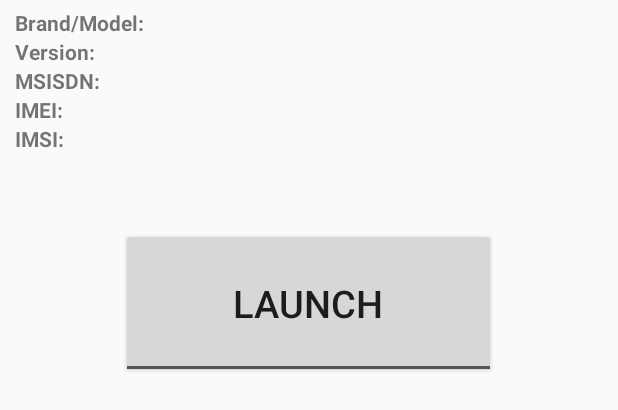
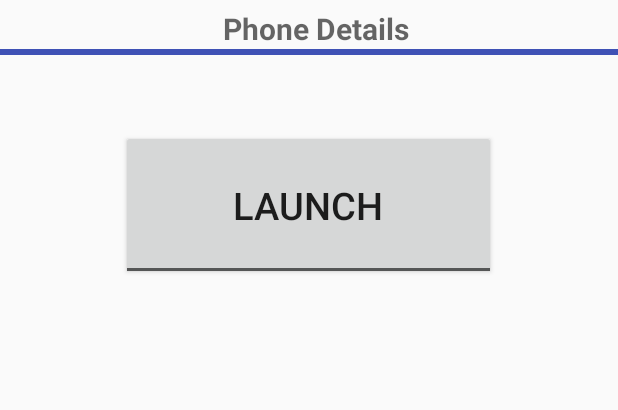
Before and after one commit to valmas/Logger, an Android app: the layout content_main.xml on its own in the app's theme, with its tools: preview values and no code run, on a phone screen of 412 x 824 dp. Shown: the top 410 px of the screen. Run offline under Robolectric (Android 15) with nearby library versions, the phone set to English and light mode, and no system bars.

```diff
--- /dev/null
+++ b/app/src/main/res/drawable/border.xml
@@ -0,0 +1,6 @@
+<?xml version="1.0" encoding="utf-8"?>
+<shape xmlns:android="http://schemas.android.com/apk/res/android"
+    android:shape="rectangle">
+    <padding android:bottom="4dp"/>
+    <solid android:color="@color/colorPrimary"/>
+</shape>
--- /dev/null
+++ b/app/src/main/res/drawable/border_thin.xml
@@ -0,0 +1,6 @@
+<?xml version="1.0" encoding="utf-8"?>
+<shape xmlns:android="http://schemas.android.com/apk/res/android"
+    android:shape="rectangle">
+    <padding android:bottom="2dp"/>
+    <solid android:color="@color/colorPrimary"/>
+</shape>
--- a/app/src/main/res/layout/content_main.xml
+++ b/app/src/main/res/layout/content_main.xml
@@ -11,11 +11,40 @@
     tools:showIn="@layout/activity_main">
 
     <LinearLayout
+        android:orientation="horizontal"
+        android:gravity="center_horizontal"
+        android:layout_width="match_parent"
+        android:layout_height="wrap_content">
+
+        <TextView
+            android:text="Phone Details"
+            android:textAppearance="?android:attr/textAppearanceMedium"
+            android:paddingTop="@dimen/header_top_padding"
+            android:paddingLeft="@dimen/header_left_right_padding"
+            android:textSize="20sp"
+            android:textStyle="bold"
+            android:layout_width="wrap_content"
+            android:layout_height="wrap_content"
+            android:onClick="expandCollapse"/>
+
+    </LinearLayout>
+
+    <LinearLayout
+        android:id="@+id/phone_details"
+        android:visibility="gone"
         android:paddingTop="@dimen/header_top_padding"
         android:paddingLeft="@dimen/header_left_right_padding"
+        android:paddingRight="@dimen/header_left_right_padding"
+        android:paddingBottom="@dimen/header_top_padding"
         android:orientation="vertical"
         android:layout_width="match_parent"
-        android:layout_height="wrap_content">
+        android:layout_height="wrap_content"
+        android:onClick="expandCollapse">
+
+        <LinearLayout
+            android:background="@drawable/border_thin"
+            android:layout_width="match_parent"
+            android:layout_height="wrap_content"></LinearLayout>
 
         <LinearLayout
             android:orientation="horizontal"
@@ -129,6 +158,11 @@
 
     </LinearLayout>
 
+    <LinearLayout
+        android:background="@drawable/border"
+        android:layout_width="match_parent"
+        android:layout_height="wrap_content"></LinearLayout>
+
     <ToggleButton
         android:id="@+id/launch_btn"
         android:textOff="Launch"
```
Also changed, not shown: app/src/main/java/com/ntua/ote/logger/MainActivity.java (+65 -0 lines).
